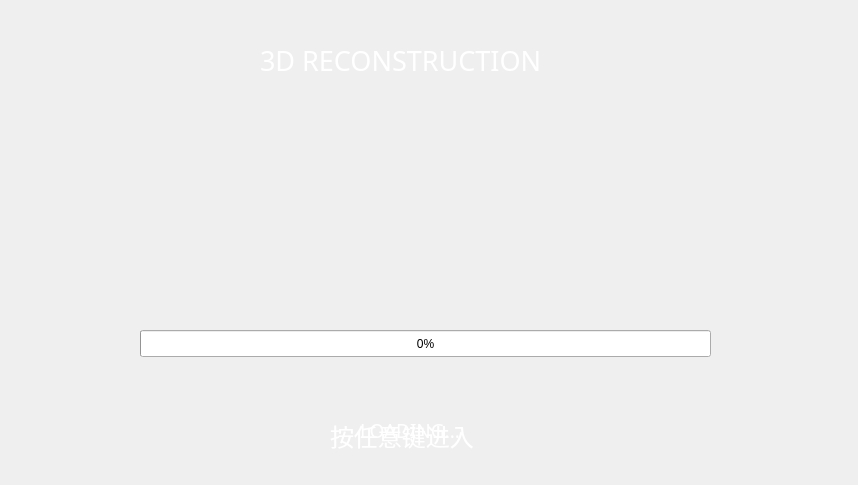
The window that UI/Loading.ui (Tang1705/Happy-Reconstruction) describes before a commit, drawn with Qt 5.
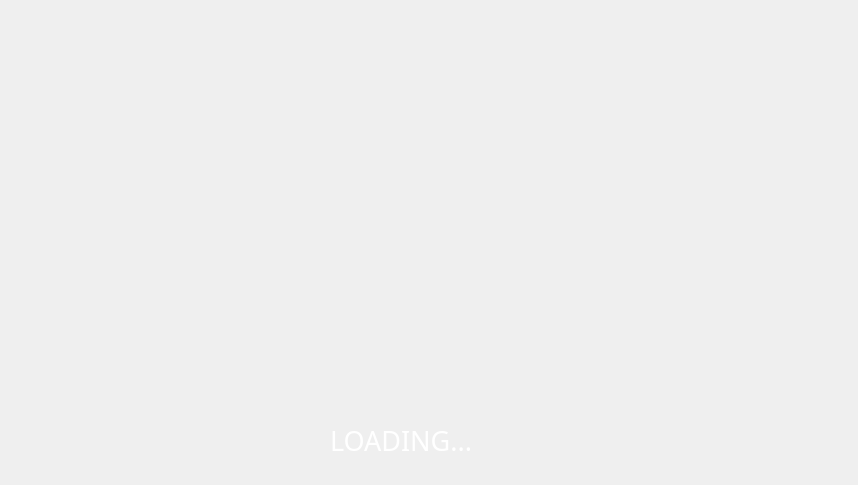
The same window after the commit.

What changed in the file:
```diff
--- a/UI/Loading.ui
+++ b/UI/Loading.ui
@@ -16,16 +16,16 @@
   <widget class="QLabel" name="label">
    <property name="geometry">
     <rect>
-     <x>360</x>
-     <y>410</y>
-     <width>151</width>
+     <x>330</x>
+     <y>420</y>
+     <width>201</width>
      <height>41</height>
     </rect>
    </property>
    <property name="font">
     <font>
      <family>Adobe Devanagari</family>
-     <pointsize>14</pointsize>
+     <pointsize>20</pointsize>
     </font>
    </property>
    <property name="styleSheet">
@@ -35,31 +35,18 @@
     <string>LOADING...</string>
    </property>
   </widget>
-  <widget class="QProgressBar" name="progressBar">
-   <property name="geometry">
-    <rect>
-     <x>140</x>
-     <y>330</y>
-     <width>571</width>
-     <height>27</height>
-    </rect>
-   </property>
-   <property name="value">
-    <number>0</number>
-   </property>
-  </widget>
   <widget class="QLabel" name="label_2">
    <property name="geometry">
     <rect>
-     <x>330</x>
+     <x>260</x>
      <y>420</y>
-     <width>181</width>
+     <width>301</width>
      <height>31</height>
     </rect>
    </property>
    <property name="font">
     <font>
-     <family>书体坊雪纯体3500</family>
+     <family>段宁毛笔行书</family>
      <pointsize>18</pointsize>
     </font>
    </property>
@@ -67,16 +54,16 @@
     <string notr="true">color: rgb(255, 255, 255);</string>
    </property>
    <property name="text">
-    <string>按任意键进入</string>
+    <string/>
    </property>
   </widget>
   <widget class="QLabel" name="label_3">
    <property name="geometry">
     <rect>
-     <x>260</x>
+     <x>210</x>
      <y>40</y>
-     <width>321</width>
-     <height>41</height>
+     <width>401</width>
+     <height>51</height>
     </rect>
    </property>
    <property name="font">
@@ -89,7 +76,7 @@
     <string notr="true">color: rgb(255, 255, 255);</string>
    </property>
    <property name="text">
-    <string>3D RECONSTRUCTION</string>
+    <string/>
    </property>
   </widget>
   <widget class="QLabel" name="label_4">
```
Left out of the diff: 1 changed line with no effect on the pictures.
